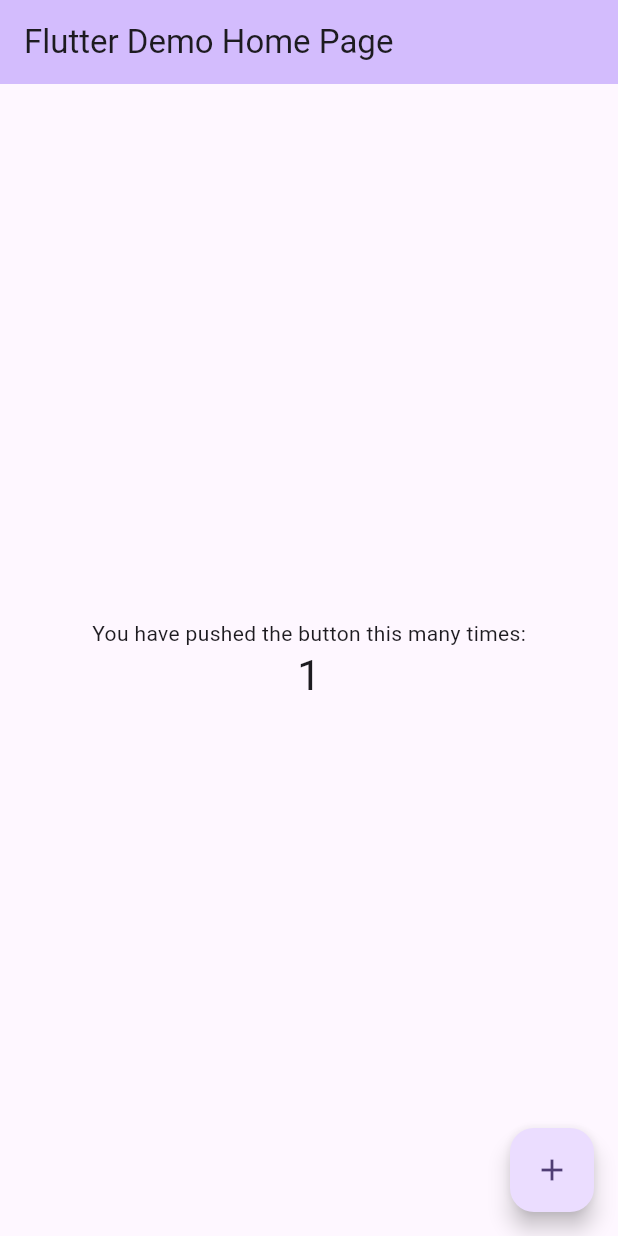
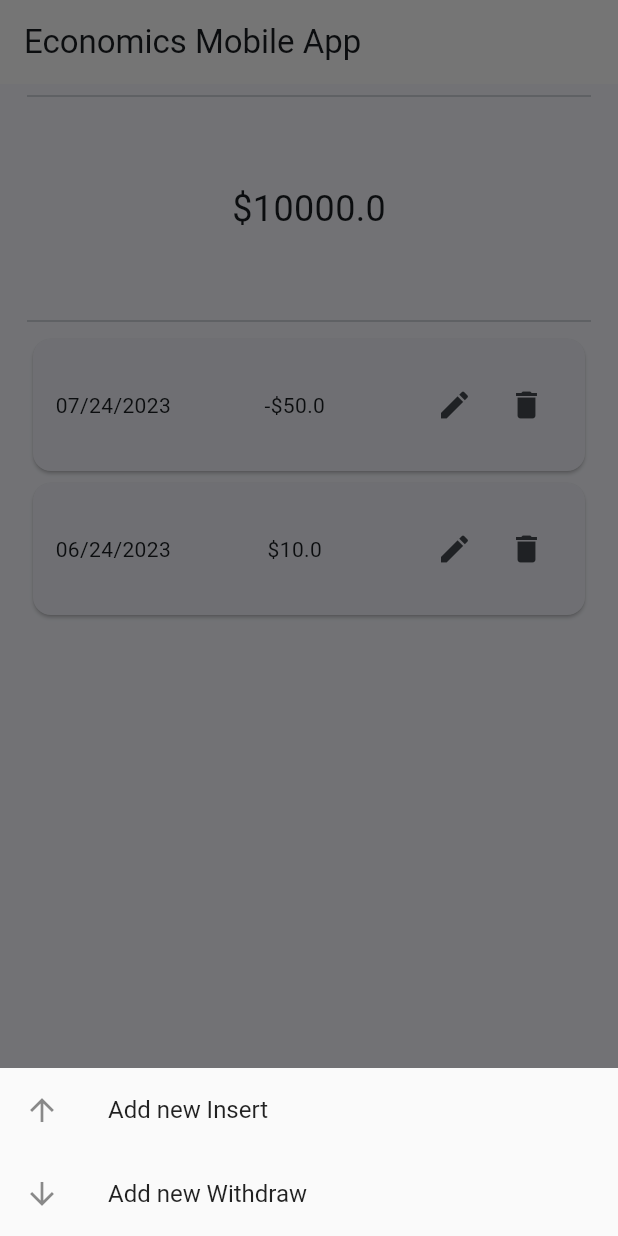
Before and after one commit to Elias288/Economics-Mobile-App, a Flutter app: the screen it shows after launch, after a tap on the "add" icon, on a phone screen of 412 x 824 dp. Run offline on Flutter 3.47's test engine with Material 2 defaults, Android fonts, the phone set to English and light mode, and no system bars.

Commit message:
Basic economic app

```diff
--- /dev/null
+++ b/app/lib/components/info_card.dart
@@ -0,0 +1,39 @@
+import 'package:flutter/material.dart';
+
+class InfoCard extends StatelessWidget {
+  // {"amount": 50, "type": "substract", "date": "07/24/2023"},
+  final double amount;
+  final String type;
+  final String operationDate;
+
+  const InfoCard({
+    super.key,
+    required this.amount,
+    required this.type,
+    required this.operationDate,
+  });
+
+  @override
+  Widget build(BuildContext context) {
+    return Card(
+      child: Padding(
+        padding: const EdgeInsets.symmetric(horizontal: 15, vertical: 20),
+        child: Row(
+          mainAxisAlignment: MainAxisAlignment.spaceBetween,
+          children: [
+            Text(operationDate),
+            Text(type == "Withdraw"
+                ? "-\$${amount.toString()}"
+                : "\$${amount.toString()}"),
+            Row(
+              children: [
+                IconButton(onPressed: () {}, icon: const Icon(Icons.edit)),
+                IconButton(onPressed: () {}, icon: const Icon(Icons.delete))
+              ],
+            )
+          ],
+        ),
+      ),
+    );
+  }
+}
--- /dev/null
+++ b/app/lib/components/modal_bottom_sheet_operations.dart
@@ -0,0 +1,82 @@
+import 'package:flutter/material.dart';
+
+import 'add_new_operation_box.dart';
+
+class ModalBottonSheetOperations extends StatelessWidget {
+  final Function onAddOperation;
+  final _newOperationController = TextEditingController();
+
+  ModalBottonSheetOperations({super.key, required this.onAddOperation});
+
+  // CREATE A NEW OPERATION DIALOG
+  _addNewWithdraw(BuildContext context) {
+    showDialog(
+      context: context,
+      builder: (context) {
+        return AddNewOperation(
+          operationTitle: "a Withdraw",
+          controller: _newOperationController,
+          onSave: () => saveNewOperation(context, "Withdraw"),
+          onCancel: () => cancelNewOperation(context),
+        );
+      },
+    );
+  }
+
+  _addNewInsert(BuildContext context) {
+    showDialog(
+      context: context,
+      builder: (context) {
+        return AddNewOperation(
+          operationTitle: "an Insert",
+          controller: _newOperationController,
+          onSave: () => saveNewOperation(context, "Insert"),
+          onCancel: () => cancelNewOperation(context),
+        );
+      },
+    );
+  }
+
+  // SAVE NEW OPERATION
+  void saveNewOperation(BuildContext context, String type) {
+    // CALLBACK TO UPDATE LIST
+    onAddOperation(
+      double.parse(_newOperationController.text),
+      type,
+      "06/24/2023",
+    );
+    _newOperationController.clear();
+    Navigator.of(context).pop();
+  }
+
+  // CANCEL NEW OPERATION
+  void cancelNewOperation(BuildContext context) {
+    _newOperationController.clear();
+    Navigator.of(context).pop();
+  }
+
+  @override
+  Widget build(BuildContext context) {
+    return Column(
+      mainAxisSize: MainAxisSize.min,
+      children: [
+        ListTile(
+          leading: const Icon(Icons.arrow_upward),
+          title: const Text("Add new Insert"),
+          onTap: () {
+            Navigator.pop(context);
+            _addNewInsert(context);
+          },
+        ),
+        ListTile(
+          leading: const Icon(Icons.arrow_downward),
+          title: const Text("Add new Withdraw"),
+          onTap: () {
+            Navigator.pop(context);
+            _addNewWithdraw(context);
+          },
+        ),
+      ],
+    );
+  }
+}
--- a/app/lib/main.dart
+++ b/app/lib/main.dart
@@ -1,67 +1,78 @@
+import 'package:app/components/modal_bottom_sheet_operations.dart';
+import 'package:app/pages/my_home_page.dart';
 import 'package:flutter/material.dart';
 
 void main() {
-  runApp(const MyApp());
+  runApp(const MaterialApp(
+    home: MyApp(),
+  ));
 }
 
-class MyApp extends StatelessWidget {
+class MyApp extends StatefulWidget {
   const MyApp({super.key});
+
+  @override
+  State<MyApp> createState() => _MyAppState();
+}
+
+class _MyAppState extends State<MyApp> {
+  double totalAmount = 10000;
+  List operationList = [
+    // AMOUNT, TYPE, OPERATION DATE
+    [50.0, "Withdraw", "07/24/2023"],
+    [10.0, "Insert", "06/24/2023"],
+  ];
+
+  void addOperation(double amount, String type, String operationDate) {
+    setState(() {
+      operationList.add([amount, type, operationDate]);
+      // print([amount, type, operationDate]);
+
+      if (type == "Withdraw") {
+        // WITHDRAW MONEY FROM THE TOTAL AMOUNT
+        setState(() {
+          totalAmount = totalAmount - amount;
+        });
+      } else if (type == "Insert") {
+        // INSERT MONEY FROM THE TOTAL AMOUNT
+        setState(() {
+          totalAmount = totalAmount + amount;
+        });
+      }
+    });
+  }
+
   @override
   Widget build(BuildContext context) {
     return MaterialApp(
       title: 'Flutter Demo',
       theme: ThemeData(
-        colorScheme: ColorScheme.fromSeed(seedColor: Colors.deepPurple),
+        colorScheme: ColorScheme.fromSeed(seedColor: Colors.blue),
         useMaterial3: true,
       ),
-      home: const MyHomePage(title: 'Flutter Demo Home Page'),
-    );
-  }
-}
-
-class MyHomePage extends StatefulWidget {
-  const MyHomePage({super.key, required this.title});
-
-  final String title;
-
-  @override
-  State<MyHomePage> createState() => _MyHomePageState();
-}
-
-class _MyHomePageState extends State<MyHomePage> {
-  int _counter = 0;
-
-  void _incrementCounter() {
-    setState(() {
-      _counter++;
-    });
-  }
-
-  @override
-  Widget build(BuildContext context) {
-    return Scaffold(
-      appBar: AppBar(
-        backgroundColor: Theme.of(context).colorScheme.inversePrimary,
-        title: Text(widget.title),
-      ),
-      body: Center(
-        child: Column(
-          mainAxisAlignment: MainAxisAlignment.center,
-          children: <Widget>[
-            const Text(
-              'You have pushed the button this many times:',
-            ),
-            Text(
-              '$_counter',
-              style: Theme.of(context).textTheme.headlineMedium,
-            ),
-          ],
+      home: Scaffold(
+        appBar: AppBar(
+          backgroundColor: Theme.of(context).colorScheme.inversePrimary,
+          title: const Text('Economics Mobile App'),
         ),
-      ),
-      floatingActionButton: FloatingActionButton(
-        onPressed: _incrementCounter,
-        tooltip: 'Increment',
-        child: const Icon(Icons.add),
+        body: MyHomePage(
+          operationList: operationList,
+          totalAmount: totalAmount,
+        ),
+        // BOTON FLOTANTE
+        floatingActionButton: FloatingActionButton(
+          onPressed: () {
+            // MODAL PARA ELEGIR OPERACIÓN
+            showModalBottomSheet<void>(
+              context: context,
+              builder: (context) {
+                return ModalBottonSheetOperations(onAddOperation: addOperation);
+              },
+            );
+          },
+          tooltip: "Add an Operation",
+          child: const Icon(Icons.add),
+        ),
       ),
     );
   }
--- /dev/null
+++ b/app/lib/pages/my_home_page.dart
@@ -0,0 +1,57 @@
+// import 'package:app/components/dropdown_months.dart';
+import 'package:app/components/info_card.dart';
+import 'package:flutter/material.dart';
+
+class MyHomePage extends StatelessWidget {
+  final List operationList;
+  final double totalAmount;
+
+  const MyHomePage(
+      {super.key, required this.operationList, required this.totalAmount});
+
+  @override
+  Widget build(BuildContext context) {
+    return Padding(
+      padding: const EdgeInsets.symmetric(horizontal: 18),
+      child: Column(
+        mainAxisAlignment: MainAxisAlignment.center,
+        children: [
+          const Divider(),
+
+          // TOTAL AMOUNT
+          Center(
+            child: Padding(
+              padding: const EdgeInsets.symmetric(vertical: 50),
+              child: Text(
+                "\$${totalAmount.toString()}",
+                style: const TextStyle(fontSize: 24),
+              ),
+            ),
+          ),
+          const Divider(),
+
+          // MONTH SELECTOR
+          // const Padding(
+          //   padding: EdgeInsets.symmetric(vertical: 20),
+          //   child: DropdownMonths(),
+          // ),
+          // const Divider(),
+
+          // LIST OF OPERATIONS
+          Expanded(
+            child: ListView.builder(
+              itemCount: operationList.length,
+              itemBuilder: (context, index) {
+                return InfoCard(
+                  amount: operationList[index][0],
+                  type: operationList[index][1],
+                  operationDate: operationList[index][2],
+                );
+              },
+            ),
+          ),
+        ],
+      ),
+    );
+  }
+}
```
Also changed, not shown: app/lib/components/add_new_operation_box.dart (added, +40 -0 lines), app/lib/pages/init_page.dart (added), 1 other file.
